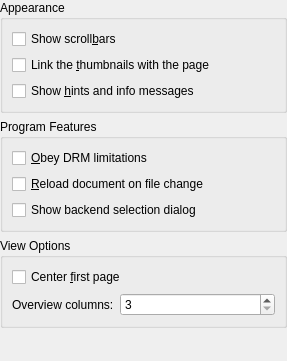
Above: conf/dlggeneralbase.ui from KDE/okular before the change. Below: the same form after it.
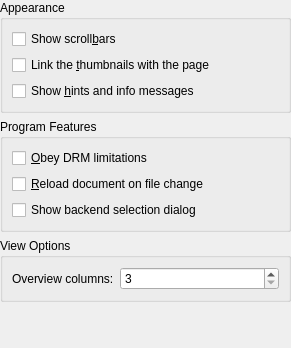
That is the form after the change. Custom widgets are drawn as their Qt base class.

Commit message: remove the ViewRows config entry as it was unused Change the ViewMode to be an Enum instead of an ugly int and fix the ugly code accordingly. This will break your ViewMode config, i'm sorry for that Move the setting for centered pages to the view mode as people seems to be having a lot of difficulties of finding it in the old location

```diff
--- a/conf/dlggeneralbase.ui
+++ b/conf/dlggeneralbase.ui
@@ -1,12 +1,12 @@
 <ui version="4.0" >
  <class>DlgGeneralBase</class>
- <widget class="QWidget" name="DlgGeneralBase" >
-  <property name="geometry" >
+ <widget class="QWidget" name="DlgGeneralBase">
+  <property name="geometry">
    <rect>
     <x>0</x>
     <y>0</y>
-    <width>287</width>
-    <height>361</height>
+    <width>291</width>
+    <height>348</height>
    </rect>
   </property>
   <layout class="QVBoxLayout" >
@@ -250,14 +250,7 @@
      </property>
      <layout class="QVBoxLayout" >
       <item>
-       <widget class="QCheckBox" name="kcfg_CenterFirstPageInRow" >
-        <property name="text" >
-         <string>Center &amp;first page</string>
-        </property>
-       </widget>
-      </item>
-      <item>
-       <layout class="QHBoxLayout" >
+       <layout class="QHBoxLayout">
         <item>
          <widget class="QLabel" name="columnLabel" >
           <property name="sizePolicy" >
```
Left out of the diff: 194 changed lines with no effect on the pictures. The commit also changes 3 other files.
